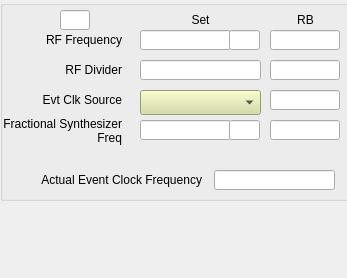
Above: ui/EVG/G_EVG_VME_evtClk.ui from paulscherrerinstitute/mrfioc2 before the change. Below: the same form after it.
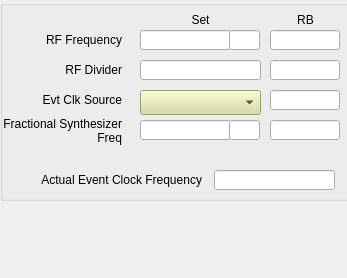
That is the form after the change. Custom widgets are drawn as their Qt base class.

Commit message: [COSYLAB-257] GUI: added sequence events masking

Patch:
```diff
--- a/ui/EVG/G_EVG_VME_evtClk.ui
+++ b/ui/EVG/G_EVG_VME_evtClk.ui
@@ -307,22 +307,6 @@
      <bool>true</bool>
     </property>
    </widget>
-   <widget class="caLineEdit" name="calineedit_13">
-    <property name="geometry">
-     <rect>
-      <x>60</x>
-      <y>10</y>
-      <width>30</width>
-      <height>20</height>
-     </rect>
-    </property>
-    <property name="alignment">
-     <set>Qt::AlignCenter</set>
-    </property>
-    <property name="channel" stdset="0">
-     <string notr="true">$(EVG):EvtClk-Frequency-RB.EGU</string>
-    </property>
-   </widget>
    <widget class="caLineEdit" name="calineedit_14">
     <property name="geometry">
      <rect>
```
The commit also changes 2 other files.
